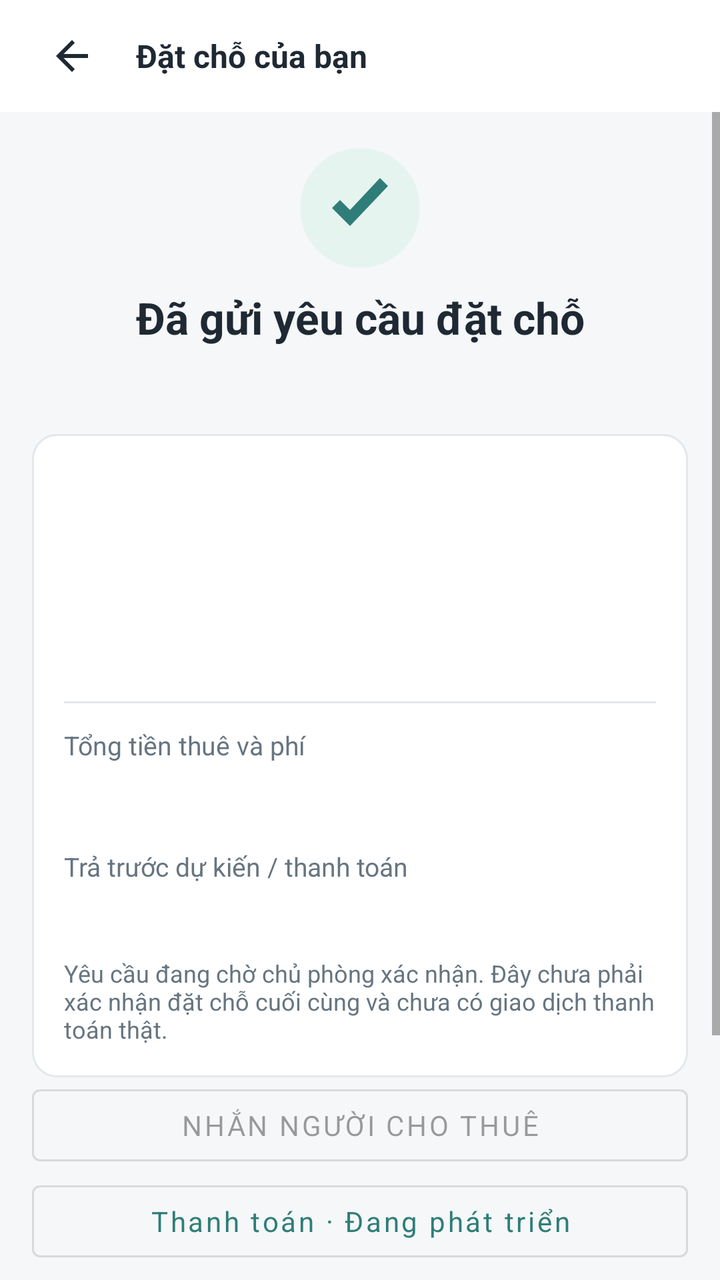
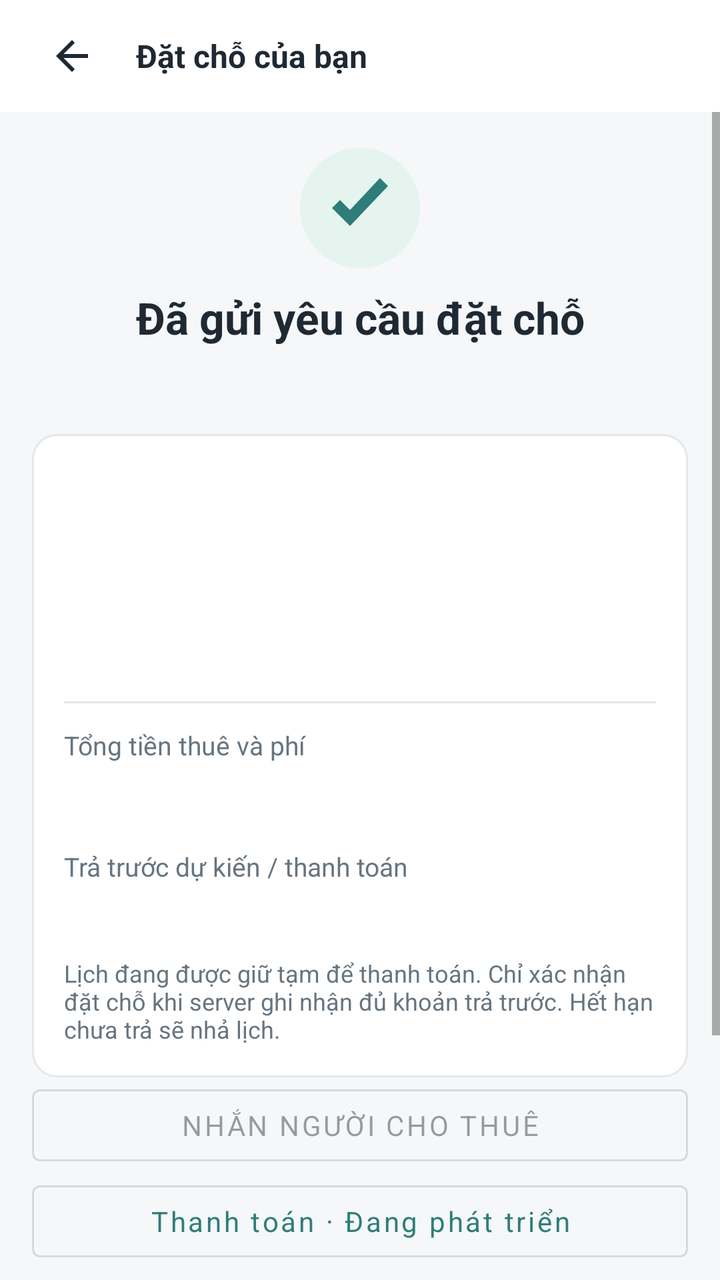

Before-and-after screenshots of an Android layout around one commit, followed by the original layout XML and the change that was made.
<!-- AndroidManifest.xml: application theme Theme.BroomSharing -->
<!-- res/layout/activity_booking_success.xml -->
<?xml version="1.0" encoding="utf-8"?>
<androidx.constraintlayout.widget.ConstraintLayout xmlns:android="http://schemas.android.com/apk/res/android"
    xmlns:app="http://schemas.android.com/apk/res-auto"
    xmlns:tools="http://schemas.android.com/tools"
    android:layout_width="match_parent"
    android:layout_height="match_parent"
    android:background="@color/screen_bg"
    tools:context=".ui.booking.BookingSuccessActivity">

    <LinearLayout
        android:id="@+id/topBar"
        android:layout_width="0dp"
        android:layout_height="56dp"
        android:background="@color/white"
        android:gravity="center_vertical"
        android:orientation="horizontal"
        android:paddingStart="12dp"
        android:paddingEnd="12dp"
        app:layout_constraintEnd_toEndOf="parent"
        app:layout_constraintStart_toStartOf="parent"
        app:layout_constraintTop_toTopOf="parent">
        <ImageButton android:id="@+id/confirmationBack" android:layout_width="48dp" android:layout_height="48dp" android:padding="12dp" android:background="?attr/selectableItemBackgroundBorderless" android:src="@drawable/ic_arrow_back" android:contentDescription="Quay lại" />
        <TextView android:layout_width="0dp" android:layout_height="wrap_content" android:layout_marginStart="8dp" android:layout_weight="1" android:text="Đặt chỗ của bạn" android:textColor="@color/text_primary" android:textSize="16sp" android:textStyle="bold" />
    </LinearLayout>

    <ScrollView
        xmlns:android="http://schemas.android.com/apk/res/android"
        android:layout_width="0dp"
        android:layout_height="0dp"
        android:fillViewport="true"
        app:layout_constraintTop_toBottomOf="@id/topBar"
        app:layout_constraintBottom_toBottomOf="parent"
        app:layout_constraintStart_toStartOf="parent"
        app:layout_constraintEnd_toEndOf="parent">

        <LinearLayout
            android:layout_width="match_parent"
            android:layout_height="wrap_content"
            android:orientation="vertical"
            android:padding="16dp">

            <ImageView
                android:layout_width="64dp"
                android:layout_height="64dp"
                android:layout_gravity="center_horizontal"
                android:contentDescription="Đã gửi yêu cầu"
                android:src="@drawable/ic_check" />

            <TextView
                android:id="@+id/tvConfirmationTitle"
                android:layout_width="match_parent"
                android:layout_height="wrap_content"
                android:layout_marginTop="8dp"
                android:gravity="center"
                android:text="@string/booking_success_title"
                android:textColor="@color/text_primary"
                android:textSize="22sp"
                android:textStyle="bold" />

            <Button android:id="@+id/confirmationRetry" android:layout_width="match_parent" android:layout_height="wrap_content" android:text="@string/booking_refresh" android:visibility="gone" />
            <TextView
                android:id="@+id/tvConfirmationCode"
                android:layout_width="match_parent"
                android:layout_height="wrap_content"
                android:layout_marginTop="8dp"
                android:gravity="center"
                android:textColor="@color/teal_dark"
                android:textSize="13sp"
                android:textStyle="bold" />

            <LinearLayout
                android:id="@+id/confirmationBody"
                android:layout_width="match_parent"
                android:layout_height="wrap_content"
                android:layout_marginTop="18dp"
                android:background="@drawable/bg_card"
                android:orientation="vertical"
                android:padding="16dp">

                <TextView
                    android:id="@+id/tvConfirmationRoom"
                    android:layout_width="match_parent"
                    android:layout_height="wrap_content"
                    android:textColor="@color/text_primary"
                    android:textSize="17sp"
                    android:textStyle="bold" />

                <TextView
                    android:id="@+id/tvConfirmationAddress"
                    android:layout_width="match_parent"
                    android:layout_height="wrap_content"
                    android:layout_marginTop="6dp"
                    android:textColor="@color/text_secondary"
                    android:textSize="13sp" />

                <TextView
                    android:id="@+id/tvConfirmationRange"
                    android:layout_width="match_parent"
                    android:layout_height="wrap_content"
                    android:layout_marginTop="14dp"
                    android:textColor="@color/text_primary"
                    android:textSize="13sp" />

                <TextView
                    android:id="@+id/tvConfirmationMode"
                    android:layout_width="match_parent"
                    android:layout_height="wrap_content"
                    android:layout_marginTop="8dp"
                    android:textColor="@color/text_secondary"
                    android:textSize="13sp" />

                <View
                    android:layout_width="match_parent"
                    android:layout_height="1dp"
                    android:layout_marginTop="14dp"
                    android:background="@color/border" />

                <TextView
                    android:id="@+id/tvConfirmationTotalLabel"
                    android:layout_width="match_parent"
                    android:layout_height="wrap_content"
                    android:layout_marginTop="12dp"
                    android:text="@string/booking_total_label"
                    android:textColor="@color/text_secondary"
                    android:textSize="13sp" />

                <TextView
                    android:id="@+id/tvConfirmationTotal"
                    android:layout_width="match_parent"
                    android:layout_height="wrap_content"
                    android:layout_marginTop="4dp"
                    android:textColor="@color/teal_dark"
                    android:textSize="20sp"
                    android:textStyle="bold" />

                <TextView
                    android:layout_width="match_parent"
                    android:layout_height="wrap_content"
                    android:layout_marginTop="12dp"
                    android:text="@string/booking_deposit_unpaid"
                    android:textColor="@color/text_secondary"
                    android:textSize="13sp" />

                <TextView
                    android:id="@+id/tvConfirmationDeposit"
                    android:layout_width="match_parent"
                    android:layout_height="wrap_content"
                    android:layout_marginTop="4dp"
                    android:textColor="@color/text_primary"
                    android:textSize="15sp"
                    android:textStyle="bold" />

                <TextView
                    android:layout_width="match_parent"
                    android:layout_height="wrap_content"
                    android:layout_marginTop="12dp"
                    android:id="@+id/tvConfirmationNote"
                    android:text="@string/booking_pending_explanation"
                    android:textColor="@color/text_secondary"
                    android:textSize="12sp" />
            </LinearLayout>

            <com.google.android.material.button.MaterialButton android:id="@+id/bookingCalendar" style="@style/WorkspaceAction" android:text="@string/calendar_save" android:visibility="gone" />
            <com.google.android.material.button.MaterialButton android:id="@+id/bookingReview" style="@style/WorkspaceAction" android:text="@string/review_booking" android:visibility="gone" />
            <com.google.android.material.button.MaterialButton android:id="@+id/bookingReport" style="@style/WorkspaceAction" android:text="@string/booking_report" android:visibility="gone" />
            <com.google.android.material.button.MaterialButton android:id="@+id/bookingChat" style="@style/Widget.MaterialComponents.Button.OutlinedButton" android:layout_width="match_parent" android:layout_height="wrap_content" android:text="@string/chat_contact" android:enabled="false" />
            <com.google.android.material.button.MaterialButton android:id="@+id/bookingPayment" style="@style/Widget.MaterialComponents.Button.OutlinedButton" android:layout_width="match_parent" android:layout_height="wrap_content" android:text="Thanh toán · Đang phát triển" android:textAllCaps="false" />
            <com.google.android.material.button.MaterialButton
                android:id="@+id/btnGoBookings"
                style="@style/Widget.BroomSharing.AuthButton"
                android:layout_width="match_parent"
                android:layout_height="wrap_content"
                android:layout_marginTop="16dp"
                android:text="@string/booking_to_my_bookings" />

            <com.google.android.material.button.MaterialButton
                android:id="@+id/btnBackExplore"
                style="@style/Widget.MaterialComponents.Button.OutlinedButton"
                android:layout_width="match_parent"
                android:layout_height="wrap_content"
                android:layout_marginTop="8dp"
                android:layout_marginBottom="16dp"
                android:text="@string/booking_continue_explore" />
        </LinearLayout>
    </ScrollView>
</androidx.constraintlayout.widget.ConstraintLayout>
<!-- resources referenced by this layout -->
<resources>
  <color name="border">#E3E8EC</color>
  <color name="screen_bg">#F5F7F8</color>
  <color name="teal_dark">#246863</color>
  <color name="text_primary">#1F2933</color>
  <color name="text_secondary">#667580</color>
  <color name="white">#FFFFFF</color>
  <!-- drawable bg_card (drawable) -->
  <shape xmlns:android="http://schemas.android.com/apk/res/android" android:shape="rectangle">
      <solid android:color="@color/white" />
      <corners android:radius="12dp" />
      <stroke android:width="1dp" android:color="@color/border" />
  </shape>
  <!-- drawable ic_arrow_back (drawable) -->
  <vector xmlns:android="http://schemas.android.com/apk/res/android" android:width="24dp" android:height="24dp" android:viewportWidth="24" android:viewportHeight="24">
      <path android:fillColor="#1F2933" android:pathData="M20,11H7.8l5.6,-5.6L12,4l-8,8 8,8 1.4,-1.4L7.8,13H20z"/>
  </vector>
  <!-- drawable ic_check (drawable) -->
  <vector xmlns:android="http://schemas.android.com/apk/res/android" android:width="64dp" android:height="64dp" android:viewportWidth="64" android:viewportHeight="64">
      <path android:fillColor="#E6F4EF" android:pathData="M32,2a30,30 0,1 0,0,60 30,30 0,0 0,0,-60"/>
      <path android:fillColor="#2F7D78" android:pathData="M18,32l9,9 19,-20 -4,-4 -15,16 -5,-5z"/>
  </vector>
  <string name="booking_continue_explore">Tiếp tục khám phá</string>
  <string name="booking_deposit_unpaid">Trả trước dự kiến / thanh toán</string>
  <string name="booking_pending_explanation">Yêu cầu đang chờ chủ phòng xác nhận. Đây chưa phải xác nhận đặt chỗ cuối cùng và chưa có giao dịch thanh toán thật.</string>
  <string name="booking_refresh">Thử lại / làm mới</string>
  <string name="booking_report">Báo cáo vấn đề của lượt thuê</string>
  <string name="booking_success_title">Đã gửi yêu cầu đặt chỗ</string>
  <string name="booking_to_my_bookings">Về đặt chỗ của tôi</string>
  <string name="booking_total_label">Tổng tiền thuê và phí</string>
  <string name="calendar_save">Lưu vào ứng dụng Lịch</string>
  <string name="chat_contact">Nhắn người cho thuê</string>
  <string name="review_booking">Đánh giá lượt thuê</string>
  <style name="Widget.BroomSharing.AuthButton" parent="Widget.MaterialComponents.Button">
          <item name="android:layout_width">match_parent</item>
          <item name="android:layout_height">wrap_content</item>
          <item name="android:minHeight">56dp</item>
          <item name="android:layout_marginTop">12dp</item>
          <item name="android:textAllCaps">false</item>
          <item name="android:textSize">16sp</item>
          <item name="cornerRadius">12dp</item>
          <item name="backgroundTint">@color/teal</item>
      </style>
  <style name="WorkspaceAction" parent="Widget.MaterialComponents.Button.OutlinedButton"><item name="android:layout_width">match_parent</item><item name="android:layout_height">wrap_content</item><item name="android:minHeight">52dp</item><item name="android:textAllCaps">false</item><item name="android:gravity">start|center_vertical</item><item name="android:paddingStart">16dp</item><item name="android:paddingEnd">16dp</item><item name="android:layout_marginTop">8dp</item></style>
  <style name="Theme.BroomSharing" parent="Theme.MaterialComponents.DayNight.NoActionBar">
          <item name="colorPrimary">@color/teal</item>
          <item name="colorSecondary">@color/teal</item>
          <item name="colorPrimaryVariant">@color/teal_dark</item>
          <item name="colorOnPrimary">@color/white</item>
          <item name="android:fontFamily">sans-serif</item>
          <item name="android:windowLightStatusBar">true</item>
          <item name="android:statusBarColor">@color/white</item>
          <item name="android:navigationBarColor">@color/white</item>
          <item name="android:windowBackground">@color/screen_bg</item>
      </style>
  <color name="teal">#2F7D78</color>
</resources>

<!-- the commit's change to res/layout/activity_booking_success.xml (unified diff, before → after) -->
@@ -40,6 +40,7 @@
             android:padding="16dp">
 
             <ImageView
+                android:id="@+id/bookingOutcomeIcon"
                 android:layout_width="64dp"
                 android:layout_height="64dp"
                 android:layout_gravity="center_horizontal"
<!-- resource entries referenced after the edit -->
@@ -23,7 +23,7 @@
   </vector>
   <string name="booking_continue_explore">Tiếp tục khám phá</string>
   <string name="booking_deposit_unpaid">Trả trước dự kiến / thanh toán</string>
-  <string name="booking_pending_explanation">Yêu cầu đang chờ chủ phòng xác nhận. Đây chưa phải xác nhận đặt chỗ cuối cùng và chưa có giao dịch thanh toán thật.</string>
+  <string name="booking_pending_explanation">Lịch đang được giữ tạm để thanh toán. Chỉ xác nhận đặt chỗ khi server ghi nhận đủ khoản trả trước. Hết hạn chưa trả sẽ nhả lịch.</string>
   <string name="booking_refresh">Thử lại / làm mới</string>
   <string name="booking_report">Báo cáo vấn đề của lượt thuê</string>
   <string name="booking_success_title">Đã gửi yêu cầu đặt chỗ</string>
